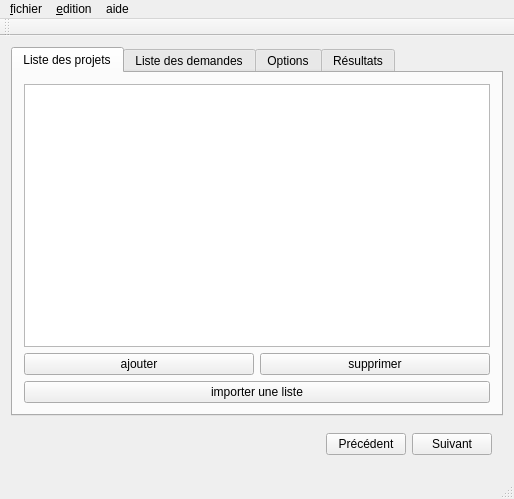
french-paragon/aspa, file src/mainwindow.ui: the form before one commit.
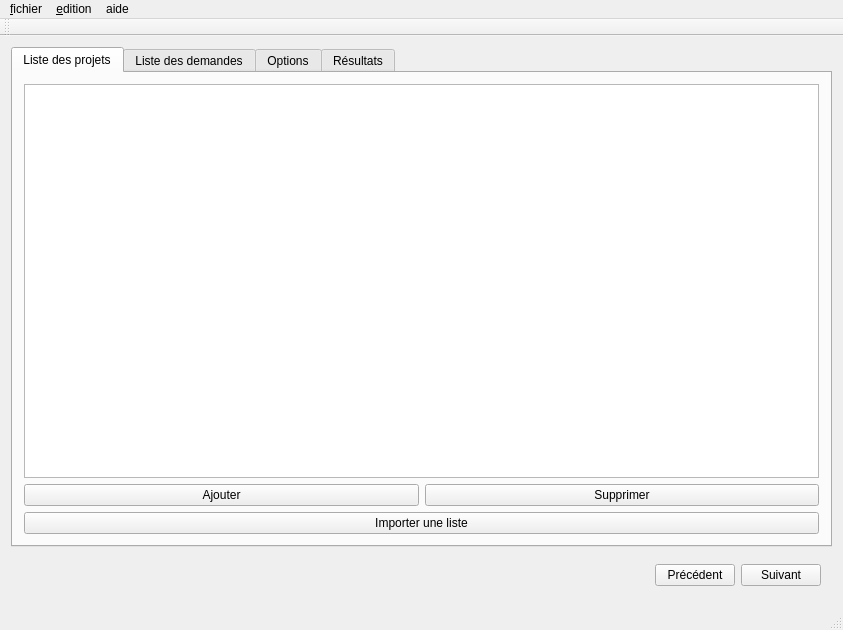
The form after the commit.

The edit to the form file:
```diff
--- a/src/mainwindow.ui
+++ b/src/mainwindow.ui
@@ -6,8 +6,8 @@
    <rect>
     <x>0</x>
     <y>0</y>
-    <width>514</width>
-    <height>499</height>
+    <width>843</width>
+    <height>630</height>
    </rect>
   </property>
   <property name="windowTitle">
@@ -28,14 +28,14 @@
         <item row="1" column="0">
          <widget class="QPushButton" name="addProjectButton">
           <property name="text">
-           <string>ajouter</string>
+           <string>Ajouter</string>
           </property>
          </widget>
         </item>
         <item row="1" column="1">
          <widget class="QPushButton" name="removeProjectButton">
           <property name="text">
-           <string>supprimer</string>
+           <string>Supprimer</string>
           </property>
          </widget>
         </item>
@@ -45,7 +45,7 @@
         <item row="2" column="0" colspan="2">
          <widget class="QPushButton" name="importProjectButton">
           <property name="text">
-           <string>importer une liste</string>
+           <string>Importer une liste</string>
           </property>
          </widget>
         </item>
@@ -152,7 +152,7 @@
     <rect>
      <x>0</x>
      <y>0</y>
-     <width>514</width>
+     <width>843</width>
      <height>25</height>
     </rect>
    </property>
```
Left out of the diff: 2 changed lines with no effect on the pictures.
